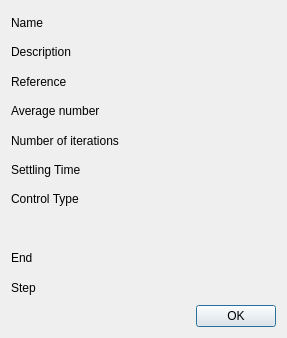
Above: aeroist/measurementdetails.ui from froque/AeroIST before the change. Below: the same form after it.
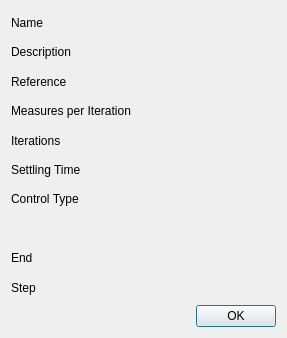
That is the form after the change.

Commit message: Replaced average_number concept with Measurements per iteration with all of them being logged into the model Renamed GUI and variable names

```diff
--- a/aeroist/measurementdetails.ui
+++ b/aeroist/measurementdetails.ui
@@ -40,14 +40,14 @@
      <item>
       <widget class="QLabel" name="labelViewAverage">
        <property name="text">
-        <string>Average number</string>
+        <string>Measures per Iteration</string>
        </property>
       </widget>
      </item>
      <item>
       <widget class="QLabel" name="labelViewN">
        <property name="text">
-        <string>Number of iterations</string>
+        <string>Iterations</string>
        </property>
       </widget>
      </item>
```
Left out of the diff: 8 changed lines with no effect on the pictures. The commit also changes 18 other files.
